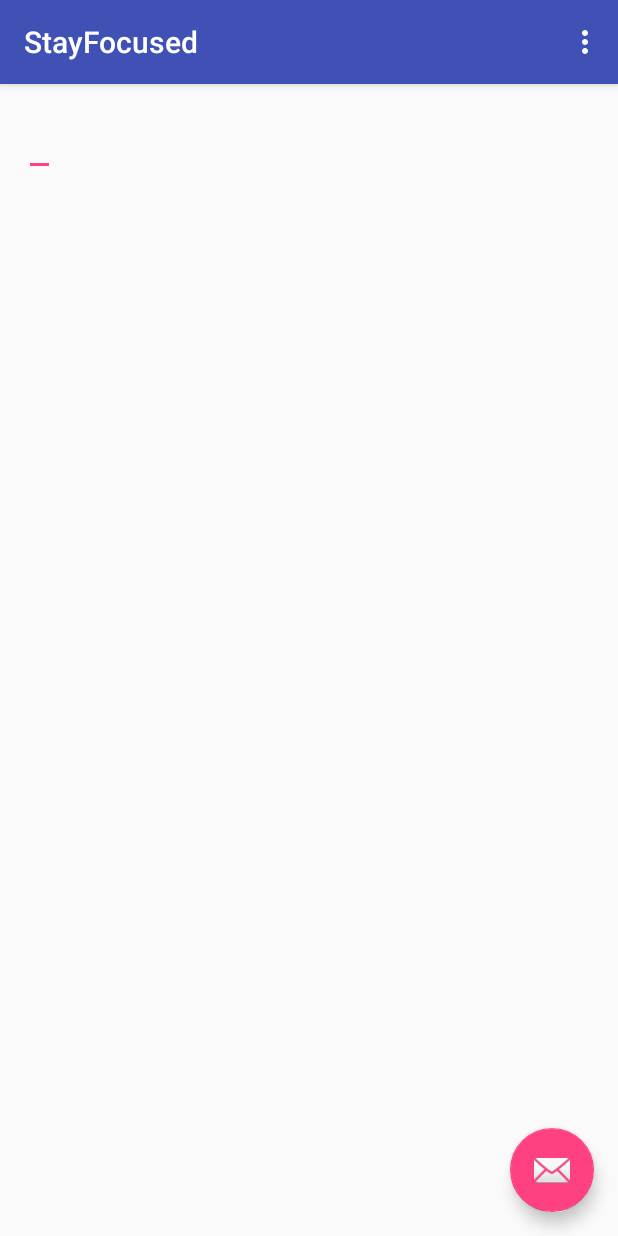
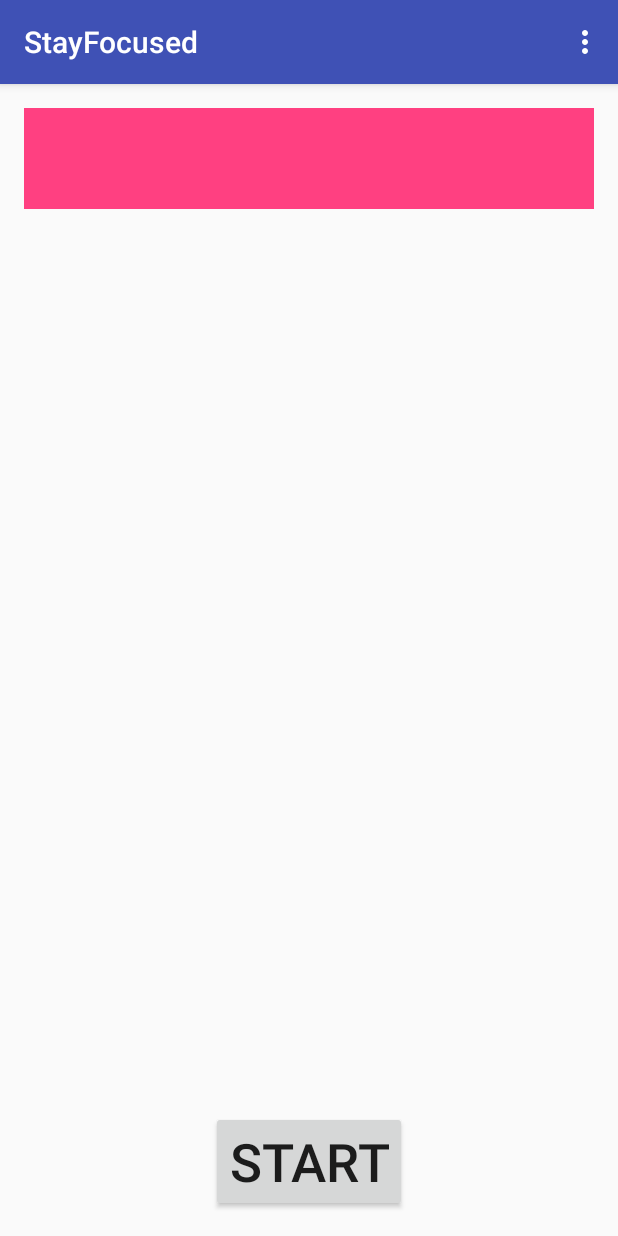
Before and after one commit to wilbur-shi/StayFocused, an Android app: the screen it shows after launch (TimerActivity), on a phone screen of 412 x 824 dp. Run offline under Robolectric (Android 15) with nearby library versions, the phone set to English and light mode, and no system bars.

Commit message:
Created rudimentary timer

```diff
--- a/app/src/main/java/com/mdb/wyn/stayfocused/TimerActivity.java
+++ b/app/src/main/java/com/mdb/wyn/stayfocused/TimerActivity.java
@@ -1,6 +1,7 @@
 package com.mdb.wyn.stayfocused;
 
 
+import android.os.CountDownTimer;
 import android.support.v4.app.DialogFragment;
 import android.os.Bundle;
 import android.support.design.widget.FloatingActionButton;
@@ -10,8 +11,19 @@
 import android.view.View;
 import android.view.Menu;
 import android.view.MenuItem;
+import android.widget.Button;
+import android.widget.TextView;
+import android.widget.Toast;
 
 public class TimerActivity extends AppCompatActivity {
+    public static final int MAX_NOTIFICATIONS = 3;
+    public static Time timeSet = new Time(0, 25, 0);
+    private TextView timeSetTextView;
+    private Button startButton;
+    public CountDownTimer timer;
+    private boolean timerCreated = false;
+    private int numNotified = 0;
+
 
     @Override
     protected void onCreate(Bundle savedInstanceState) {
@@ -20,14 +32,65 @@
         Toolbar toolbar = (Toolbar) findViewById(R.id.toolbar);
         setSupportActionBar(toolbar);
 
-        FloatingActionButton fab = (FloatingActionButton) findViewById(R.id.fab);
-        fab.setOnClickListener(new View.OnClickListener() {
+        timeSetTextView = (TextView) findViewById(R.id.timeSetTextView);
+        startButton = (Button) findViewById(R.id.startButton);
+
+        startButton.setOnClickListener(new View.OnClickListener() {
             @Override
-            public void onClick(View view) {
-                DialogFragment newFragment = new TimerPickerFragment();
-                newFragment.show(getSupportFragmentManager(), "timerPicker");
+            public void onClick(View v) {
+                if (!timerCreated) {
+                    createTimer(timeSet.totalTimeInMs());
+                    timer.start();
+                    timerCreated = true;
+                }
             }
         });
+
+        timeSetTextView.setOnClickListener(new View.OnClickListener() {
+            @Override
+            public void onClick(View v) {
+                createDialogAndSetTime();
+            }
+        });
+//        FloatingActionButton fab = (FloatingActionButton) findViewById(R.id.fab);
+//        fab.setOnClickListener(new View.OnClickListener() {
+//            @Override
+//            public void onClick(View view) {
+//            }
+//        });
+    }
+
+
+    private void createTimer(long ms) {
+        timer = new CountDownTimer(ms, 1000) {
+            @Override
+            public void onTick(long millisUntilFinished) {
+                int minLeft = Time.msToMinutes(millisUntilFinished);
+                if (minLeft <= 5) {
+                    //Toast.makeText(getApplicationContext(), String.format("%d min left", minLeft), Toast.LENGTH_SHORT).show();
+                }
+                timeSet.addSecond(-1);
+                updateTimeTextView();
+            }
+            @Override
+            public void onFinish() {
+                Toast.makeText(getApplicationContext(), "Time is up", Toast.LENGTH_SHORT).show();
+            }
+        };
+    }
+
+    private void updateTimeTextView() {
+        timeSetTextView.setText(timeSet.toString());
+    }
+
+    public void setTimeSet(int hours, int minutes) {
+        timeSet = new Time(hours, minutes, 0);
+        updateTimeTextView();
+    }
+
+    private void createDialogAndSetTime() {
+        DialogFragment newFragment = new TimerPickerFragment();
+        newFragment.show(getSupportFragmentManager(), "timerPicker");
     }
 
     @Override
--- a/app/src/main/res/layout/activity_timer.xml
+++ b/app/src/main/res/layout/activity_timer.xml
@@ -17,9 +17,9 @@
 
     <include layout="@layout/content_timer" />
 
-    <android.support.design.widget.FloatingActionButton android:id="@+id/fab"
-        android:layout_width="wrap_content" android:layout_height="wrap_content"
-        android:layout_gravity="bottom|end" android:layout_margin="@dimen/fab_margin"
-        android:src="@android:drawable/ic_dialog_email" />
+    <!--<android.support.design.widget.FloatingActionButton android:id="@+id/fab"-->
+        <!--android:layout_width="wrap_content" android:layout_height="wrap_content"-->
+        <!--android:layout_gravity="bottom|end" android:layout_margin="@dimen/fab_margin"-->
+        <!--android:src="@android:drawable/ic_dialog_email" />-->
 
 </android.support.design.widget.CoordinatorLayout>
--- a/app/src/main/res/layout/content_timer.xml
+++ b/app/src/main/res/layout/content_timer.xml
@@ -9,14 +9,24 @@
     app:layout_behavior="@string/appbar_scrolling_view_behavior"
     tools:showIn="@layout/activity_timer" tools:context=".TimerActivity">
 
-    <EditText
+    <TextView
+        android:layout_width="fill_parent"
+        android:layout_height="wrap_content"
+        android:layout_centerHorizontal="true"
+        android:gravity="center"
+        android:textSize="50sp"
+        android:textStyle="bold"
+        android:id="@+id/timeSetTextView"
+        android:background="@color/colorAccent"/>
+
+    <Button
         android:layout_width="wrap_content"
-        android:layout_height="wrap_content" />
+        android:layout_height="wrap_content"
+        android:text="@string/startButton"
+        android:layout_centerHorizontal="true"
+        android:gravity="center"
+        android:layout_alignParentBottom="true"
+        android:textSize="35sp"
+        android:id="@+id/startButton"/>
 
-    <!--<TimePicker-->
-        <!--android:layout_width="wrap_content"-->
-        <!--android:layout_height="wrap_content"-->
-        <!--android:timePickerMode="clock">-->
-        <!-- -->
-    <!--</TimePicker>-->
 </RelativeLayout>
--- a/app/src/main/res/values/strings.xml
+++ b/app/src/main/res/values/strings.xml
@@ -1,4 +1,5 @@
 <resources>
     <string name="app_name">StayFocused</string>
     <string name="action_settings">Settings</string>
+    <string name="startButton">Start</string>
 </resources>
```
Also changed, not shown: app/src/main/java/com/mdb/wyn/stayfocused/Notification.java (added, +21 -0 lines), app/src/main/java/com/mdb/wyn/stayfocused/Time.java (added, +72 -0 lines), app/src/main/java/com/mdb/wyn/stayfocused/TimerPickerFragment.java (+4 -9 lines).
